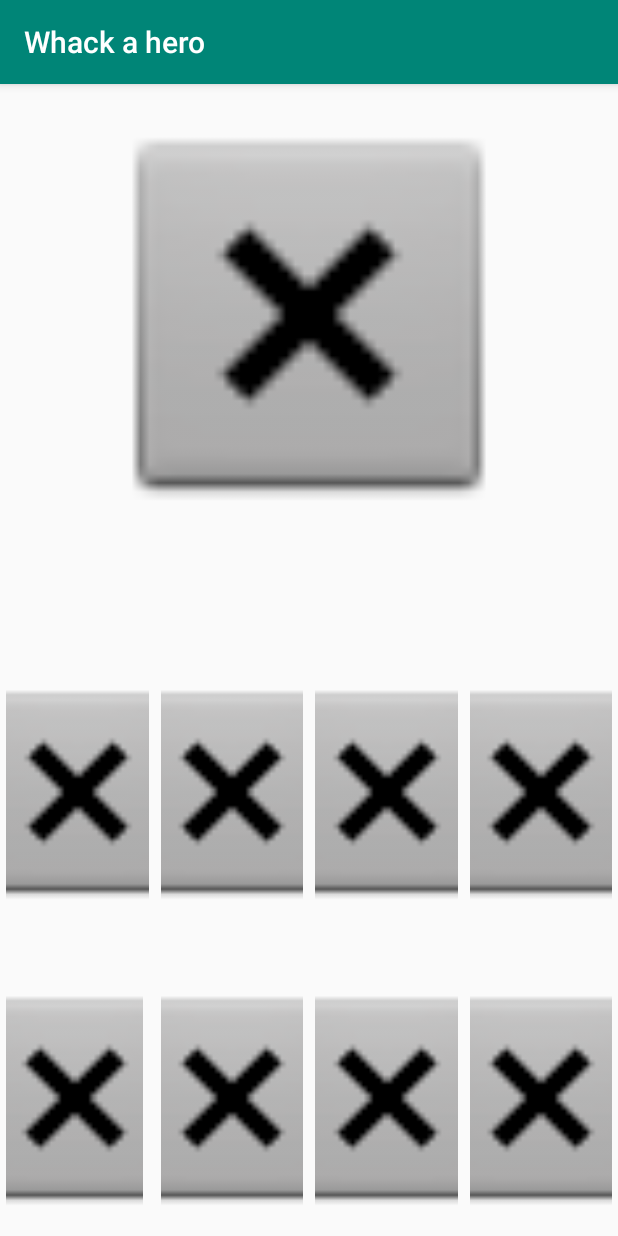
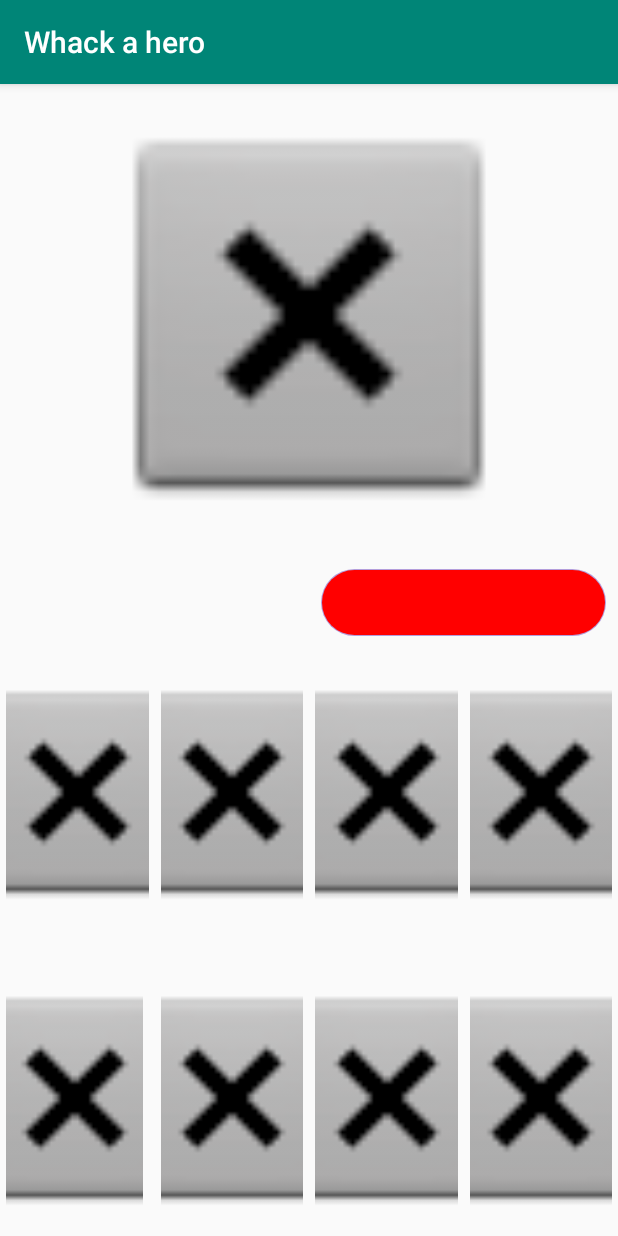
Before and after one commit to pandadod/Whack-a-hero, an Android app: the screen it shows after launch (MainActivity), on a phone screen of 412 x 824 dp. Run offline under Robolectric (Android 15) with nearby library versions, the phone set to English and light mode, and no system bars; our stand-ins replace Volley; network calls fail; pictures from the network do not load.

Commit message:
reglage difficulté et ajout progress bar

```diff
--- /dev/null
+++ b/app/src/main/res/drawable/custom_progressbar.xml
@@ -0,0 +1,35 @@
+<layer-list xmlns:android="http://schemas.android.com/apk/res/android">
+
+    <!-- fond de la progress barre -->
+    <item android:id="@android:id/background">
+        <shape>
+            <gradient
+                android:startColor="#000000"
+                android:centerColor="#000000"
+                android:centerY="1.0"
+                android:endColor="#000000"
+                />
+            <corners android:radius="24dp"/>
+            <solid android:color="#B39DDB"/>
+        </shape>
+    </item>
+
+    <!-- barre de vie -->
+    <item android:id="@android:id/progress"
+        android:top="1dp"
+        android:bottom="1dp"
+        android:left="1dp"
+        android:right="1dp">
+        <clip>
+            <shape>
+                <gradient
+                    android:startColor="#FF0000"
+                    android:centerColor="#FF0000"
+                    android:centerY="1.0"
+                    android:endColor="#FF0000"
+                    />
+                <corners android:radius="24dp"/>
+            </shape>
+        </clip>
+    </item>
+</layer-list>
--- a/app/src/main/res/layout/activity_main.xml
+++ b/app/src/main/res/layout/activity_main.xml
@@ -164,13 +164,14 @@
         android:layout_width="wrap_content"
         android:layout_height="wrap_content"
         android:layout_marginStart="8dp"
-        android:layout_marginLeft="8dp"
         android:layout_marginTop="8dp"
         android:layout_marginEnd="8dp"
-        android:layout_marginRight="8dp"
+        android:layout_marginBottom="8dp"
+        android:gravity="center"
         android:textSize="36sp"
         android:textStyle="bold"
-        app:layout_constraintEnd_toEndOf="parent"
+        app:layout_constraintBottom_toTopOf="@+id/guideline5"
+        app:layout_constraintEnd_toStartOf="@+id/guideline2"
         app:layout_constraintStart_toStartOf="parent"
         app:layout_constraintTop_toTopOf="@+id/guideline4"
         tools:text="SCORE" />
@@ -210,4 +211,19 @@
         android:orientation="horizontal"
         app:layout_constraintGuide_percent="0.5" />
 
+    <ProgressBar
+        android:id="@+id/lifebar"
+        style="?android:attr/progressBarStyleHorizontal"
+        android:layout_width="0dp"
+        android:layout_height="0dp"
+        android:layout_marginStart="8dp"
+        android:layout_marginTop="16dp"
+        android:layout_marginEnd="8dp"
+        android:layout_marginBottom="16dp"
+        android:progressDrawable="@drawable/custom_progressbar"
+        app:layout_constraintBottom_toTopOf="@+id/guideline5"
+        app:layout_constraintEnd_toEndOf="parent"
+        app:layout_constraintStart_toStartOf="@+id/guideline2"
+        app:layout_constraintTop_toTopOf="@+id/guideline4" />
+
 </android.support.constraint.ConstraintLayout>
--- a/app/src/main/res/values/strings.xml
+++ b/app/src/main/res/values/strings.xml
@@ -1,3 +1,4 @@
 <resources>
     <string name="app_name">Whack a hero</string>
+    <string name="score">Score :</string>
 </resources>
```
Also changed, not shown: app/src/main/java/com/example/whackahero/MainActivity.java (+67 -20 lines).
